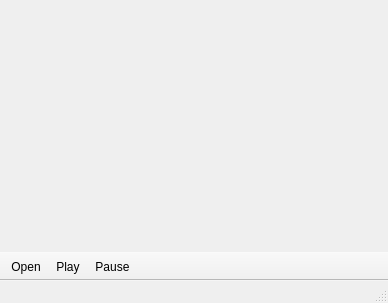
The window that Odtwarzacz/mainwindow.ui (kiraedds/media_player) describes before a commit, drawn with Qt 5.
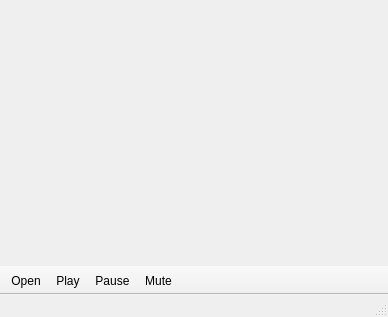
The same window after the commit. Icons and pictures are not drawn.

```diff
--- a/Odtwarzacz/mainwindow.ui
+++ b/Odtwarzacz/mainwindow.ui
@@ -7,7 +7,7 @@
     <x>0</x>
     <y>0</y>
     <width>388</width>
-    <height>303</height>
+    <height>317</height>
    </rect>
   </property>
   <property name="windowTitle">
@@ -24,6 +24,7 @@
     </rect>
    </property>
   </widget>
+  <widget class="QStatusBar" name="statusBar"/>
   <widget class="QToolBar" name="mainToolBar">
    <property name="movable">
     <bool>false</bool>
@@ -37,8 +38,8 @@
    <addaction name="actionOpen"/>
    <addaction name="actionPlay"/>
    <addaction name="actionPause"/>
+   <addaction name="actionMute"/>
   </widget>
-  <widget class="QStatusBar" name="statusBar"/>
   <action name="actionOpen">
    <property name="icon">
     <iconset resource="resources.qrc">
@@ -63,6 +64,18 @@
     <string>Play</string>
    </property>
   </action>
+  <action name="actionMute">
+   <property name="icon">
+    <iconset resource="resources.qrc">
+     <normaloff>:/images/icons/volume-mute.png</normaloff>:/images/icons/volume-mute.png</iconset>
+   </property>
+   <property name="text">
+    <string>Mute</string>
+   </property>
+   <property name="toolTip">
+    <string>mute</string>
+   </property>
+  </action>
   <action name="actionPause">
    <property name="icon">
     <iconset resource="resources.qrc">
```
